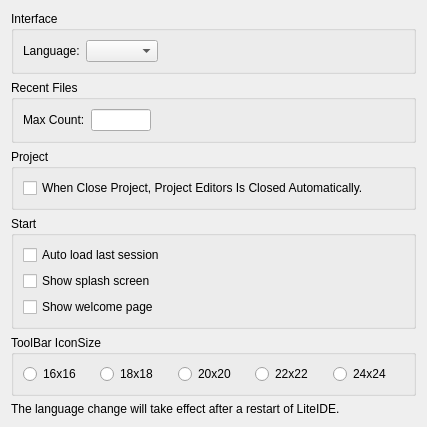
Old version of the form liteidex/src/liteapp/liteappoption.ui in the repository seanxyh/liteide.
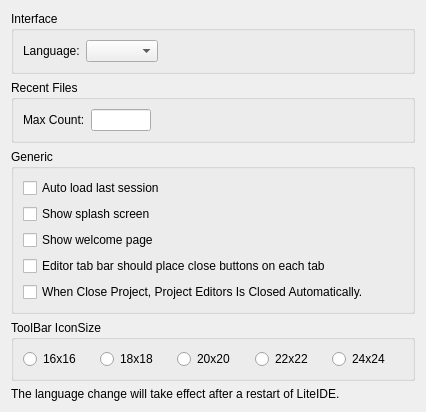
New version of the form.

Commit message: liteapp : editor headerToolBar

Diff of the .ui file:
```diff
--- a/liteidex/src/liteapp/liteappoption.ui
+++ b/liteidex/src/liteapp/liteappoption.ui
@@ -6,8 +6,8 @@
    <rect>
     <x>0</x>
     <y>0</y>
-    <width>427</width>
-    <height>362</height>
+    <width>426</width>
+    <height>361</height>
    </rect>
   </property>
   <property name="windowTitle">
@@ -99,39 +99,10 @@
      <zorder>label_3</zorder>
     </widget>
    </item>
-   <item>
-    <widget class="QGroupBox" name="groupBox_3">
-     <property name="title">
-      <string>Project</string>
-     </property>
-     <layout class="QHBoxLayout" name="horizontalLayout_2">
-      <item>
-       <widget class="QCheckBox" name="autoCloseProjecEditorsCheckBox">
-        <property name="text">
-         <string>When Close Project, Project Editors Is Closed Automatically.</string>
-        </property>
-       </widget>
-      </item>
-      <item>
-       <spacer name="horizontalSpacer_3">
-        <property name="orientation">
-         <enum>Qt::Horizontal</enum>
-        </property>
-        <property name="sizeHint" stdset="0">
-         <size>
-          <width>40</width>
-          <height>20</height>
-         </size>
-        </property>
-       </spacer>
-      </item>
-     </layout>
-    </widget>
-   </item>
    <item>
     <widget class="QGroupBox" name="groupBox_4">
      <property name="title">
-      <string>Start</string>
+      <string>Generic</string>
      </property>
      <layout class="QVBoxLayout" name="verticalLayout">
       <item>
@@ -155,6 +126,20 @@
         </property>
        </widget>
       </item>
+      <item>
+       <widget class="QCheckBox" name="editorTabsClosableCheckBox">
+        <property name="text">
+         <string>Editor tab bar should place close buttons on each tab</string>
+        </property>
+       </widget>
+      </item>
+      <item>
+       <widget class="QCheckBox" name="autoCloseProjecEditorsCheckBox">
+        <property name="text">
+         <string>When Close Project, Project Editors Is Closed Automatically.</string>
+        </property>
+       </widget>
+      </item>
      </layout>
     </widget>
    </item>
```
The commit also changes 5 other files.
